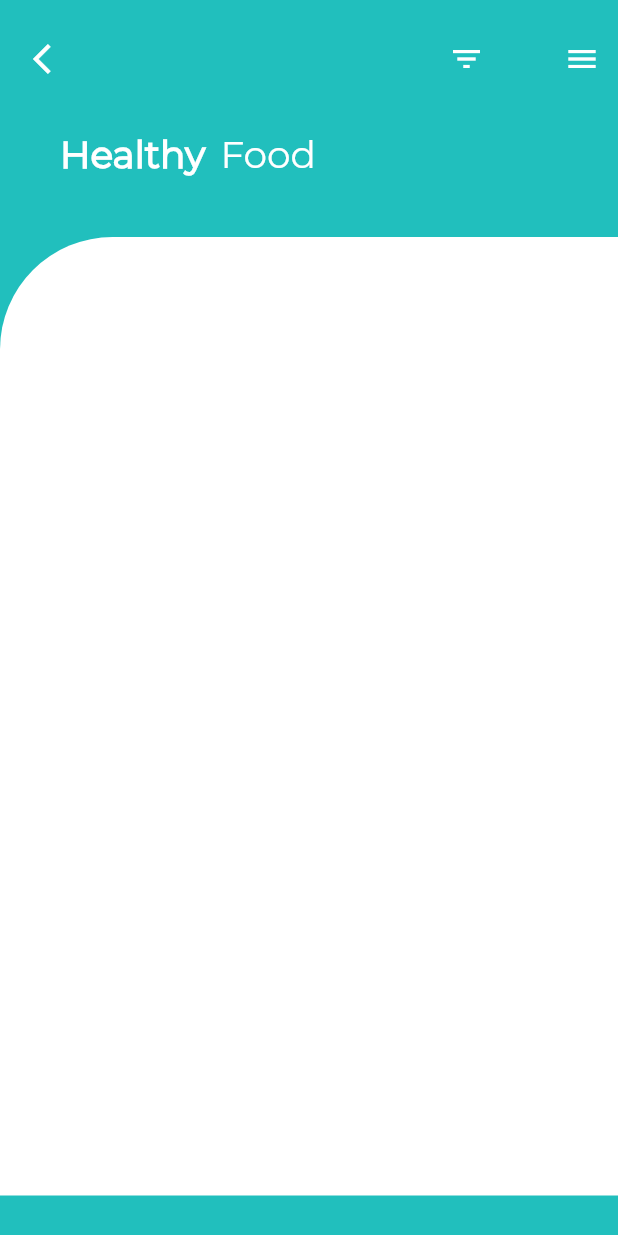
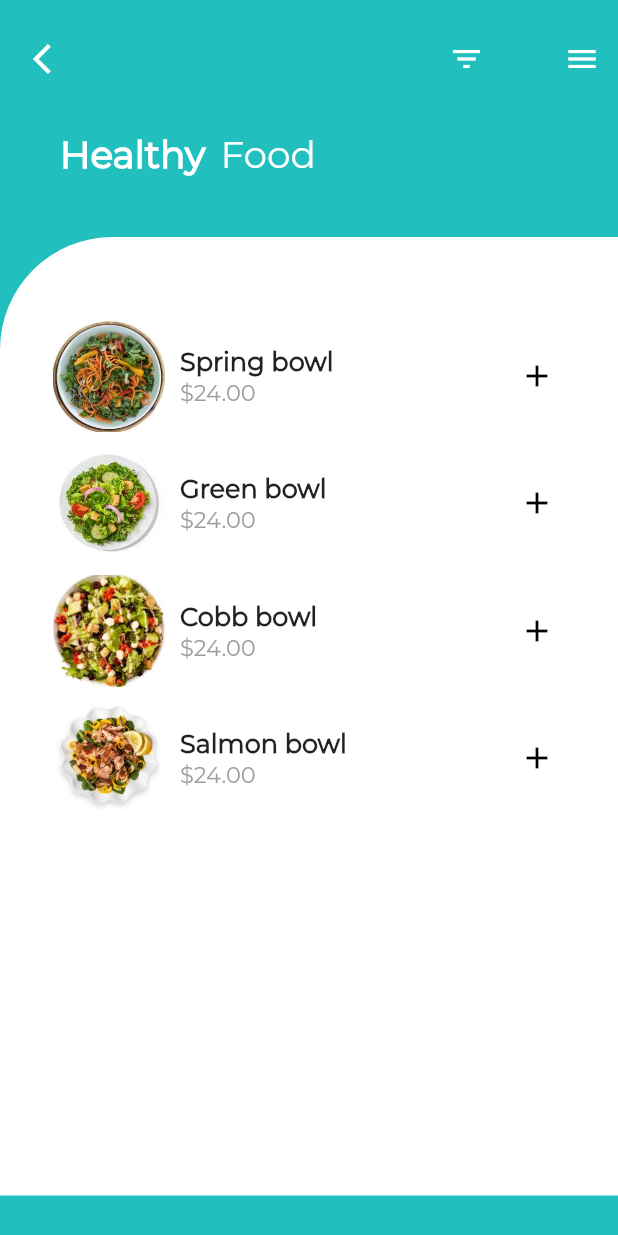
Before and after one commit to moricho/Nutrition, a Flutter app: the screen it shows after launch, on a phone screen of 412 x 824 dp. Run offline on Flutter 3.47's test engine with Material 2 defaults, Android fonts, the phone set to English and light mode, and no system bars; project files that could hold a hidden picture were left out.

Commit message:
build food items

```diff
--- a/lib/main.dart
+++ b/lib/main.dart
@@ -94,7 +94,10 @@ class _MyHomePageState extends State<MyHomePage> {
                     height: MediaQuery.of(context).size.height - 300.0,
                     child: ListView(
                       children: [
-
+                        _buildFoodItem('assets/images/Spring.jpeg', 'Spring bowl', '\$24.00'),
+                        _buildFoodItem('assets/images/Green.jpeg', 'Green bowl', '\$24.00'),
+                        _buildFoodItem('assets/images/Cobb.jpeg', 'Cobb bowl', '\$24.00'),
+                        _buildFoodItem('assets/images/Salmon.jpeg', 'Salmon bowl', '\$24.00'),
                       ]
                     )
                   )
@@ -108,8 +111,60 @@ class _MyHomePageState extends State<MyHomePage> {
   }
 }
 
-Widget _buildFoodItem(String imgPath, String name, String price) {
+Widget _buildFoodItem(String imgPath, String foodName, String price) {
   return Padding(
     padding: EdgeInsets.only(left: 10.0, right: 10.0, top: 10.0),
+    child: InkWell(
+      onTap: () {
+
+      },
+      child: Row(
+        mainAxisAlignment: MainAxisAlignment.spaceBetween,
+        children: <Widget>[
+          Container(
+            child: Row(
+              children: [
+                Hero(
+                  tag: imgPath,
+                  child: Image(
+                    image: AssetImage(imgPath),
+                    fit: BoxFit.cover,
+                    height: 75.0,
+                    width: 75.0,
+                  ),
+                ),
+                SizedBox(width: 10.0),
+                Column(
+                  crossAxisAlignment: CrossAxisAlignment.start,
+                  children: [
+                    Text(
+                      foodName,
+                      style: TextStyle(
+                        fontFamily: 'Montserrat',
+                        fontSize: 17.0,
+                        fontWeight: FontWeight.bold,
+                      )
+                    ),
+                    Text(
+                      price,
+                      style: TextStyle(
+                        fontFamily: 'Montserrat',
+                        fontSize: 15.0,
+                        color: Colors.grey,
+                      )
+                    ),
+                  ],
+                ),
+              ],
+            ),
+          ),
+          IconButton(
+            icon: Icon(Icons.add),
+            color: Colors.black,
+            onPressed: () {},
+          ),
+        ],
+      ),
+    ),
   );
 }
```
Also changed, not shown: pubspec.yaml (+5 -3 lines), assets/images/Cobb.jpeg (added), assets/images/Green.jpeg (added), assets/images/Salmon.jpeg (added), assets/images/Spring.jpeg (added).
